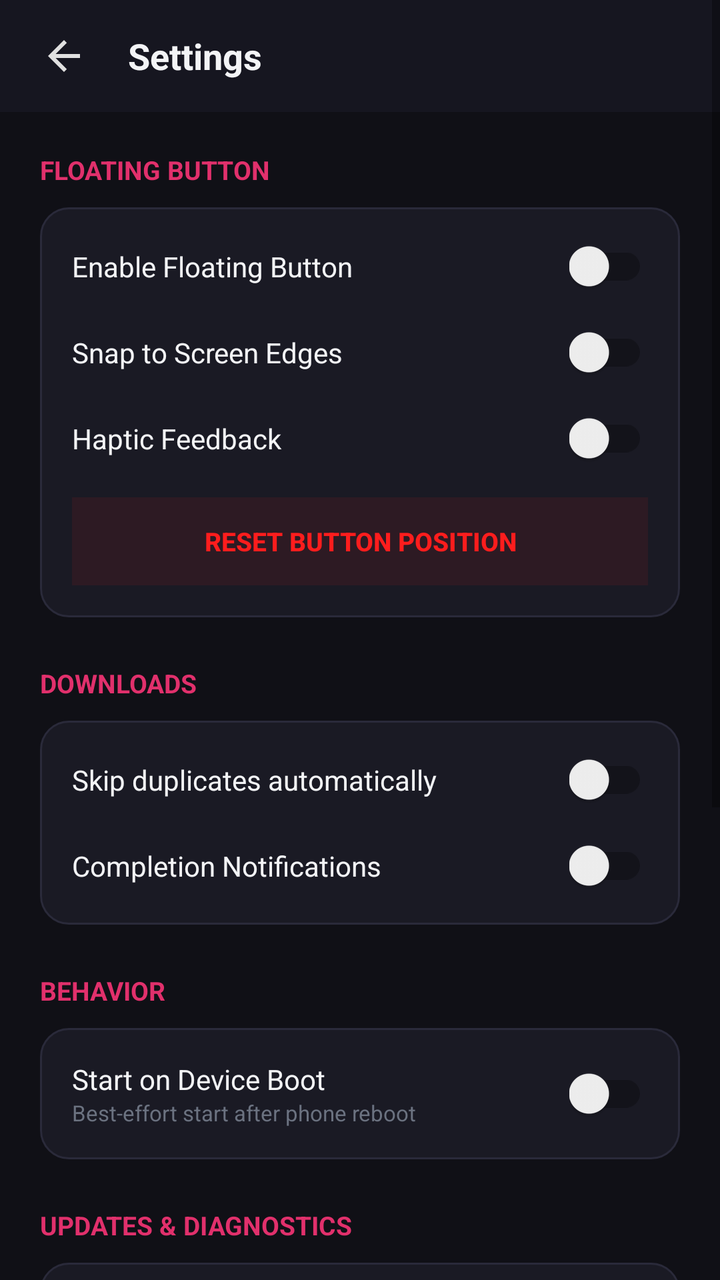
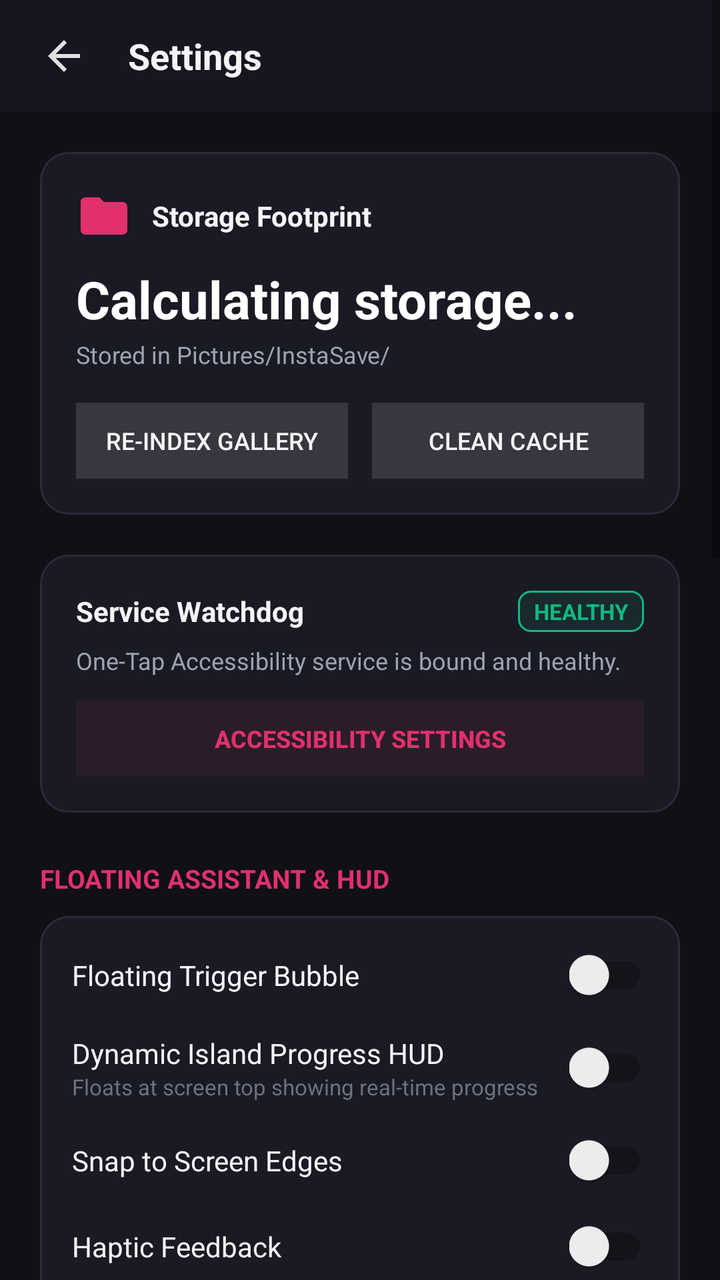

Screens rendered from an Android XML layout before and after an edit, with the pre-edit source and the edit as a unified diff.
<!-- AndroidManifest.xml: application theme Theme.InstaSave -->
<!-- res/layout/activity_settings.xml -->
<?xml version="1.0" encoding="utf-8"?>
<ScrollView xmlns:android="http://schemas.android.com/apk/res/android"
    android:id="@+id/rootSettingsLayout"
    android:layout_width="match_parent"
    android:layout_height="match_parent"
    android:background="@color/bg_dark">

    <LinearLayout
        android:layout_width="match_parent"
        android:layout_height="wrap_content"
        android:orientation="vertical">

        
        <LinearLayout
            android:id="@+id/settingsTopBar"
            android:layout_width="match_parent"
            android:layout_height="wrap_content"
            android:minHeight="56dp"
            android:orientation="horizontal"
            android:gravity="center_vertical"
            android:paddingStart="12dp"
            android:paddingEnd="16dp"
            android:background="#161620">

            <ImageButton
                android:id="@+id/btnBack"
                android:layout_width="40dp"
                android:layout_height="40dp"
                android:src="@drawable/ic_arrow_back"
                android:background="?android:attr/selectableItemBackgroundBorderless"
                android:contentDescription="Back" />

            <TextView
                android:layout_width="0dp"
                android:layout_height="wrap_content"
                android:layout_weight="1"
                android:layout_marginStart="12dp"
                android:text="@string/settings_title"
                android:textSize="18sp"
                android:textStyle="bold"
                android:textColor="@color/text_primary" />
        </LinearLayout>

        <LinearLayout
            android:layout_width="match_parent"
            android:layout_height="wrap_content"
            android:orientation="vertical"
            android:padding="20dp">

            
            <TextView
                android:layout_width="wrap_content"
                android:layout_height="wrap_content"
                android:text="@string/settings_group_floating"
                android:textSize="13sp"
                android:textStyle="bold"
                android:textColor="@color/insta_pink"
                android:textAllCaps="true"
                android:layout_marginBottom="10dp" />

            <LinearLayout
                android:layout_width="match_parent"
                android:layout_height="wrap_content"
                android:orientation="vertical"
                android:background="@drawable/card_background"
                android:padding="16dp"
                android:layout_marginBottom="24dp">

                
                <LinearLayout
                    android:layout_width="match_parent"
                    android:layout_height="wrap_content"
                    android:orientation="horizontal"
                    android:gravity="center_vertical"
                    android:layout_marginBottom="16dp">

                    <TextView
                        android:layout_width="0dp"
                        android:layout_height="wrap_content"
                        android:layout_weight="1"
                        android:text="@string/setting_button_enabled"
                        android:textSize="14sp"
                        android:textColor="@color/text_primary" />

                    <androidx.appcompat.widget.SwitchCompat
                        android:id="@+id/switchEnableButton"
                        android:layout_width="wrap_content"
                        android:layout_height="wrap_content" />
                </LinearLayout>

                
                <LinearLayout
                    android:layout_width="match_parent"
                    android:layout_height="wrap_content"
                    android:orientation="horizontal"
                    android:gravity="center_vertical"
                    android:layout_marginBottom="16dp">

                    <TextView
                        android:layout_width="0dp"
                        android:layout_height="wrap_content"
                        android:layout_weight="1"
                        android:text="@string/setting_edge_docking"
                        android:textSize="14sp"
                        android:textColor="@color/text_primary" />

                    <androidx.appcompat.widget.SwitchCompat
                        android:id="@+id/switchEdgeDocking"
                        android:layout_width="wrap_content"
                        android:layout_height="wrap_content" />
                </LinearLayout>

                
                <LinearLayout
                    android:layout_width="match_parent"
                    android:layout_height="wrap_content"
                    android:orientation="horizontal"
                    android:gravity="center_vertical"
                    android:layout_marginBottom="16dp">

                    <TextView
                        android:layout_width="0dp"
                        android:layout_height="wrap_content"
                        android:layout_weight="1"
                        android:text="@string/setting_haptic_feedback"
                        android:textSize="14sp"
                        android:textColor="@color/text_primary" />

                    <androidx.appcompat.widget.SwitchCompat
                        android:id="@+id/switchHaptics"
                        android:layout_width="wrap_content"
                        android:layout_height="wrap_content" />
                </LinearLayout>

                
                <Button
                    android:id="@+id/btnResetPosition"
                    style="@style/Widget.AppCompat.Button.Borderless"
                    android:layout_width="match_parent"
                    android:layout_height="44dp"
                    android:text="@string/setting_reset_position"
                    android:textColor="@color/insta_coral"
                    android:textSize="13sp"
                    android:textStyle="bold"
                    android:background="#15FD1D1D" />
            </LinearLayout>

            
            <TextView
                android:layout_width="wrap_content"
                android:layout_height="wrap_content"
                android:text="@string/settings_group_downloads"
                android:textSize="13sp"
                android:textStyle="bold"
                android:textColor="@color/insta_pink"
                android:textAllCaps="true"
                android:layout_marginBottom="10dp" />

            <LinearLayout
                android:layout_width="match_parent"
                android:layout_height="wrap_content"
                android:orientation="vertical"
                android:background="@drawable/card_background"
                android:padding="16dp"
                android:layout_marginBottom="24dp">

                
                <LinearLayout
                    android:layout_width="match_parent"
                    android:layout_height="wrap_content"
                    android:orientation="horizontal"
                    android:gravity="center_vertical"
                    android:layout_marginBottom="16dp">

                    <TextView
                        android:layout_width="0dp"
                        android:layout_height="wrap_content"
                        android:layout_weight="1"
                        android:text="Skip duplicates automatically"
                        android:textSize="14sp"
                        android:textColor="@color/text_primary" />

                    <androidx.appcompat.widget.SwitchCompat
                        android:id="@+id/switchSkipDuplicates"
                        android:layout_width="wrap_content"
                        android:layout_height="wrap_content" />
                </LinearLayout>

                
                <LinearLayout
                    android:layout_width="match_parent"
                    android:layout_height="wrap_content"
                    android:orientation="horizontal"
                    android:gravity="center_vertical">

                    <TextView
                        android:layout_width="0dp"
                        android:layout_height="wrap_content"
                        android:layout_weight="1"
                        android:text="@string/setting_completion_notification"
                        android:textSize="14sp"
                        android:textColor="@color/text_primary" />

                    <androidx.appcompat.widget.SwitchCompat
                        android:id="@+id/switchNotifications"
                        android:layout_width="wrap_content"
                        android:layout_height="wrap_content" />
                </LinearLayout>
            </LinearLayout>

            
            <TextView
                android:layout_width="wrap_content"
                android:layout_height="wrap_content"
                android:text="@string/settings_group_behavior"
                android:textSize="13sp"
                android:textStyle="bold"
                android:textColor="@color/insta_pink"
                android:textAllCaps="true"
                android:layout_marginBottom="10dp" />

            <LinearLayout
                android:layout_width="match_parent"
                android:layout_height="wrap_content"
                android:orientation="vertical"
                android:background="@drawable/card_background"
                android:padding="16dp"
                android:layout_marginBottom="24dp">

                
                <LinearLayout
                    android:layout_width="match_parent"
                    android:layout_height="wrap_content"
                    android:orientation="horizontal"
                    android:gravity="center_vertical">

                    <LinearLayout
                        android:layout_width="0dp"
                        android:layout_height="wrap_content"
                        android:layout_weight="1"
                        android:orientation="vertical">

                        <TextView
                            android:layout_width="wrap_content"
                            android:layout_height="wrap_content"
                            android:text="@string/setting_start_on_boot"
                            android:textSize="14sp"
                            android:textColor="@color/text_primary" />

                        <TextView
                            android:layout_width="wrap_content"
                            android:layout_height="wrap_content"
                            android:text="Best-effort start after phone reboot"
                            android:textSize="11sp"
                            android:textColor="@color/text_muted" />
                    </LinearLayout>

                    <androidx.appcompat.widget.SwitchCompat
                        android:id="@+id/switchStartOnBoot"
                        android:layout_width="wrap_content"
                        android:layout_height="wrap_content" />
                </LinearLayout>
            </LinearLayout>

            
            <TextView
                android:layout_width="wrap_content"
                android:layout_height="wrap_content"
                android:text="Updates &amp; Diagnostics"
                android:textSize="13sp"
                android:textStyle="bold"
                android:textColor="@color/insta_pink"
                android:textAllCaps="true"
                android:layout_marginBottom="10dp" />

            
            <LinearLayout
                android:id="@+id/cardCheckUpdates"
                android:layout_width="match_parent"
                android:layout_height="wrap_content"
                android:orientation="horizontal"
                android:gravity="center_vertical"
                android:background="@drawable/card_background"
                android:padding="16dp"
                android:layout_marginBottom="12dp">

                <LinearLayout
                    android:layout_width="0dp"
                    android:layout_height="wrap_content"
                    android:layout_weight="1"
                    android:orientation="vertical">

                    <TextView
                        android:layout_width="wrap_content"
                        android:layout_height="wrap_content"
                        android:text="In-App Software Updates"
                        android:textSize="14sp"
                        android:textStyle="bold"
                        android:textColor="@color/text_primary" />

                    <TextView
                        android:id="@+id/tvSettingsUpdateDesc"
                        android:layout_width="wrap_content"
                        android:layout_height="wrap_content"
                        android:text="Check for new app builds and self-update"
                        android:textSize="11sp"
                        android:textColor="@color/text_secondary"
                        android:layout_marginTop="2dp" />
                </LinearLayout>

                <Button
                    android:id="@+id/btnSettingsCheckUpdates"
                    style="@style/Widget.AppCompat.Button.Colored"
                    android:layout_width="wrap_content"
                    android:layout_height="36dp"
                    android:text="Check"
                    android:textSize="11sp"
                    android:backgroundTint="@color/insta_pink" />
            </LinearLayout>

            
            <LinearLayout
                android:id="@+id/cardDiagnosticLogs"
                android:layout_width="match_parent"
                android:layout_height="wrap_content"
                android:orientation="horizontal"
                android:gravity="center_vertical"
                android:background="@drawable/card_background"
                android:padding="16dp"
                android:layout_marginBottom="24dp">

                <LinearLayout
                    android:layout_width="0dp"
                    android:layout_height="wrap_content"
                    android:layout_weight="1"
                    android:orientation="vertical">

                    <TextView
                        android:layout_width="wrap_content"
                        android:layout_height="wrap_content"
                        android:text="Runtime Diagnostic Logs"
                        android:textSize="14sp"
                        android:textStyle="bold"
                        android:textColor="@color/text_primary" />

                    <TextView
                        android:id="@+id/tvDiagnosticLogsDesc"
                        android:layout_width="wrap_content"
                        android:layout_height="wrap_content"
                        android:text="Inspect, copy, or export in-memory logs for USB-free debugging"
                        android:textSize="11sp"
                        android:textColor="@color/text_secondary"
                        android:layout_marginTop="2dp" />
                </LinearLayout>

                <Button
                    android:id="@+id/btnViewDiagnosticLogs"
                    style="@style/Widget.AppCompat.Button.Colored"
                    android:layout_width="wrap_content"
                    android:layout_height="36dp"
                    android:text="View Logs"
                    android:textSize="11sp"
                    android:textColor="@color/white"
                    android:backgroundTint="#2D2D42" />
            </LinearLayout>

            
            <TextView
                android:layout_width="wrap_content"
                android:layout_height="wrap_content"
                android:text="@string/settings_group_about"
                android:textSize="13sp"
                android:textStyle="bold"
                android:textColor="@color/insta_pink"
                android:textAllCaps="true"
                android:layout_marginBottom="10dp" />

            <LinearLayout
                android:layout_width="match_parent"
                android:layout_height="wrap_content"
                android:orientation="vertical"
                android:background="@drawable/card_background"
                android:padding="16dp"
                android:layout_marginBottom="24dp">

                <TextView
                    android:layout_width="wrap_content"
                    android:layout_height="wrap_content"
                    android:text="@string/app_name"
                    android:textSize="16sp"
                    android:textStyle="bold"
                    android:textColor="@color/text_primary" />

                <TextView
                    android:id="@+id/tvSettingsAppVersion"
                    android:layout_width="wrap_content"
                    android:layout_height="wrap_content"
                    android:text="@string/about_version"
                    android:textSize="12sp"
                    android:textColor="@color/text_secondary"
                    android:layout_marginTop="2dp" />

                <TextView
                    android:layout_width="wrap_content"
                    android:layout_height="wrap_content"
                    android:text="@string/privacy_statement"
                    android:textSize="12sp"
                    android:textColor="@color/text_muted"
                    android:layout_marginTop="12dp" />
            </LinearLayout>

        </LinearLayout>
    </LinearLayout>
</ScrollView>
<!-- resources referenced by this layout -->
<resources>
  <color name="bg_dark">#101016</color>
  <color name="insta_coral">#FD1D1D</color>
  <color name="insta_pink">#E1306C</color>
  <color name="text_muted">#6B7280</color>
  <color name="text_primary">#F3F4F6</color>
  <color name="text_secondary">#9CA3AF</color>
  <color name="white">#FFFFFFFF</color>
  <!-- drawable card_background (drawable) -->
  <?xml version="1.0" encoding="utf-8"?>
  <shape xmlns:android="http://schemas.android.com/apk/res/android"
      android:shape="rectangle">
      <solid android:color="@color/card_bg" />
      <corners android:radius="14dp" />
      <stroke
          android:width="1dp"
          android:color="@color/card_stroke" />
  </shape>
  <!-- drawable ic_arrow_back (drawable) -->
  <?xml version="1.0" encoding="utf-8"?>
  <vector xmlns:android="http://schemas.android.com/apk/res/android"
      android:width="24dp"
      android:height="24dp"
      android:viewportWidth="24"
      android:viewportHeight="24">
      <path
          android:fillColor="#E0E0E0"
          android:pathData="M20,11H7.83l5.59,-5.59L12,4l-8,8 8,8 1.41,-1.41L7.83,13H20v-2z" />
  </vector>
  <string name="about_version">Version 1.1.8 (Build 11)</string>
  <string name="app_name">InstaSave</string>
  <string name="privacy_statement">Downloads are resolved and saved directly on your device. No account or app-owned server is required.</string>
  <string name="setting_button_enabled">Enable Floating Button</string>
  <string name="setting_completion_notification">Completion Notifications</string>
  <string name="setting_edge_docking">Snap to Screen Edges</string>
  <string name="setting_haptic_feedback">Haptic Feedback</string>
  <string name="setting_reset_position">Reset Button Position</string>
  <string name="setting_start_on_boot">Start on Device Boot</string>
  <string name="settings_group_about">About</string>
  <string name="settings_group_behavior">Behavior</string>
  <string name="settings_group_downloads">Downloads</string>
  <string name="settings_group_floating">Floating Button</string>
  <string name="settings_title">Settings</string>
  <style name="Theme.InstaSave" parent="Theme.AppCompat.DayNight.NoActionBar">
          <item name="colorPrimary">@color/insta_pink</item>
          <item name="colorPrimaryDark">#101016</item>
          <item name="colorAccent">@color/insta_coral</item>
          <item name="android:windowBackground">@color/bg_dark</item>
          <item name="android:statusBarColor">#101016</item>
          <item name="android:navigationBarColor">#101016</item>
      </style>
  <color name="card_bg">#1A1A24</color>
  <color name="card_stroke">#2A2A3A</color>
</resources>

<!-- the commit's change to res/layout/activity_settings.xml (unified diff, before → after) -->
@@ -48,10 +48,152 @@
             android:padding="20dp">
 
             
+            <LinearLayout
+                android:layout_width="match_parent"
+                android:layout_height="wrap_content"
+                android:orientation="vertical"
+                android:background="@drawable/card_background"
+                android:padding="18dp"
+                android:layout_marginBottom="20dp">
+
+                <LinearLayout
+                    android:layout_width="match_parent"
+                    android:layout_height="wrap_content"
+                    android:orientation="horizontal"
+                    android:gravity="center_vertical">
+
+                    <ImageView
+                        android:layout_width="28dp"
+                        android:layout_height="28dp"
+                        android:src="@drawable/ic_folder"
+                        android:tint="@color/insta_pink"
+                        android:contentDescription="Storage" />
+
+                    <TextView
+                        android:layout_width="wrap_content"
+                        android:layout_height="wrap_content"
+                        android:layout_marginStart="10dp"
+                        android:text="Storage Footprint"
+                        android:textSize="14sp"
+                        android:textStyle="bold"
+                        android:textColor="@color/text_primary" />
+                </LinearLayout>
+
+                <TextView
+                    android:id="@+id/tvSettingsStorageTotal"
+                    android:layout_width="wrap_content"
+                    android:layout_height="wrap_content"
+                    android:text="Calculating storage..."
+                    android:textSize="26sp"
+                    android:textStyle="bold"
+                    android:textColor="@color/white"
+                    android:layout_marginTop="10dp" />
+
+                <TextView
+                    android:id="@+id/tvSettingsStorageSubtitle"
+                    android:layout_width="wrap_content"
+                    android:layout_height="wrap_content"
+                    android:text="Stored in Pictures/InstaSave/"
+                    android:textSize="12sp"
+                    android:textColor="@color/text_secondary"
+                    android:layout_marginTop="2dp" />
+
+                <LinearLayout
+                    android:layout_width="match_parent"
+                    android:layout_height="wrap_content"
+                    android:orientation="horizontal"
+                    android:layout_marginTop="16dp">
+
+                    <Button
+                        android:id="@+id/btnSettingsReconcile"
+                        style="@style/Widget.AppCompat.Button.Borderless"
+                        android:layout_width="0dp"
+                        android:layout_height="38dp"
+                        android:layout_weight="1"
+                        android:background="#20FFFFFF"
+                        android:text="Re-index Gallery"
+                        android:textColor="@color/text_primary"
+                        android:textSize="12sp"
+                        android:layout_marginEnd="6dp" />
+
+                    <Button
+                        android:id="@+id/btnSettingsClearCache"
+                        style="@style/Widget.AppCompat.Button.Borderless"
+                        android:layout_width="0dp"
+                        android:layout_height="38dp"
+                        android:layout_weight="1"
+                        android:background="#20FFFFFF"
+                        android:text="Clean Cache"
+                        android:textColor="@color/text_primary"
+                        android:textSize="12sp"
+                        android:layout_marginStart="6dp" />
+                </LinearLayout>
+            </LinearLayout>
+
+            
+            <LinearLayout
+                android:layout_width="match_parent"
+                android:layout_height="wrap_content"
+                android:orientation="vertical"
+                android:background="@drawable/card_background"
+                android:padding="18dp"
+                android:layout_marginBottom="24dp">
+
+                <LinearLayout
+                    android:layout_width="match_parent"
+                    android:layout_height="wrap_content"
+                    android:orientation="horizontal"
+                    android:gravity="center_vertical">
+
+                    <TextView
+                        android:layout_width="0dp"
+                        android:layout_height="wrap_content"
+                        android:layout_weight="1"
+                        android:text="Service Watchdog"
+                        android:textSize="14sp"
+                        android:textStyle="bold"
+                        android:textColor="@color/text_primary" />
+
+                    <TextView
+                        android:id="@+id/tvWatchdogStatusBadge"
+                        android:layout_width="wrap_content"
+                        android:layout_height="wrap_content"
+                        android:background="@drawable/badge_status_downloaded"
+                        android:paddingHorizontal="8dp"
+                        android:paddingVertical="3dp"
+                        android:text="HEALTHY"
+                        android:textSize="11sp"
+                        android:textStyle="bold"
+                        android:textColor="@color/status_green" />
+                </LinearLayout>
+
+                <TextView
+                    android:id="@+id/tvWatchdogDetails"
+                    android:layout_width="wrap_content"
+                    android:layout_height="wrap_content"
+                    android:text="One-Tap Accessibility service is bound and healthy."
+                    android:textSize="12sp"
+                    android:textColor="@color/text_secondary"
+                    android:layout_marginTop="6dp" />
+
+                <Button
+                    android:id="@+id/btnWatchdogFixAction"
+                    style="@style/Widget.AppCompat.Button.Borderless"
+                    android:layout_width="match_parent"
+                    android:layout_height="38dp"
+                    android:background="#15E1306C"
+                    android:text="Accessibility Settings"
+                    android:textColor="@color/insta_pink"
+                    android:textSize="12sp"
+                    android:textStyle="bold"
+                    android:layout_marginTop="12dp" />
+            </LinearLayout>
+
+            
             <TextView
                 android:layout_width="wrap_content"
                 android:layout_height="wrap_content"
-                android:text="@string/settings_group_floating"
+                android:text="Floating Assistant &amp; HUD"
                 android:textSize="13sp"
                 android:textStyle="bold"
                 android:textColor="@color/insta_pink"
@@ -78,12 +220,47 @@
                         android:layout_width="0dp"
                         android:layout_height="wrap_content"
                         android:layout_weight="1"
-                        android:text="@string/setting_button_enabled"
+                        android:text="Floating Trigger Bubble"
                         android:textSize="14sp"
                         android:textColor="@color/text_primary" />
 
                     <androidx.appcompat.widget.SwitchCompat
                         android:id="@+id/switchEnableButton"
+                        android:layout_width="wrap_content"
+                        android:layout_height="wrap_content" />
+                </LinearLayout>
+
+                
+                <LinearLayout
+                    android:layout_width="match_parent"
+                    android:layout_height="wrap_content"
+                    android:orientation="horizontal"
+                    android:gravity="center_vertical"
+                    android:layout_marginBottom="16dp">
+
+                    <LinearLayout
+                        android:layout_width="0dp"
+                        android:layout_height="wrap_content"
+                        android:layout_weight="1"
+                        android:orientation="vertical">
+
+                        <TextView
+                            android:layout_width="wrap_content"
+                            android:layout_height="wrap_content"
+                            android:text="Dynamic Island Progress HUD"
+                            android:textSize="14sp"
+                            android:textColor="@color/text_primary" />
+
+                        <TextView
+                            android:layout_width="wrap_content"
+                            android:layout_height="wrap_content"
+                            android:text="Floats at screen top showing real-time progress"
+                            android:textSize="11sp"
+                            android:textColor="@color/text_muted" />
+                    </LinearLayout>
+
+                    <androidx.appcompat.widget.SwitchCompat
+                        android:id="@+id/switchEnableHud"
                         android:layout_width="wrap_content"
                         android:layout_height="wrap_content" />
                 </LinearLayout>
@@ -149,7 +326,7 @@
             <TextView
                 android:layout_width="wrap_content"
                 android:layout_height="wrap_content"
-                android:text="@string/settings_group_downloads"
+                android:text="Downloads &amp; Media"
                 android:textSize="13sp"
                 android:textStyle="bold"
                 android:textColor="@color/insta_pink"
@@ -163,6 +340,41 @@
                 android:background="@drawable/card_background"
                 android:padding="16dp"
                 android:layout_marginBottom="24dp">
+
+                
+                <LinearLayout
+                    android:layout_width="match_parent"
+                    android:layout_height="wrap_content"
+                    android:orientation="horizontal"
+                    android:gravity="center_vertical"
+                    android:layout_marginBottom="16dp">
+
+                    <LinearLayout
+                        android:layout_width="0dp"
+                        android:layout_height="wrap_content"
+                        android:layout_weight="1"
+                        android:orientation="vertical">
+
+                        <TextView
+                            android:layout_width="wrap_content"
+                            android:layout_height="wrap_content"
+                            android:text="Extract Reel Audio (.m4a)"
+                            android:textSize="14sp"
+                            android:textColor="@color/text_primary" />
+
+                        <TextView
+                            android:layout_width="wrap_content"
+                            android:layout_height="wrap_content"
+                            android:text="Losslessly demuxes background audio into Music/"
+                            android:textSize="11sp"
+                            android:textColor="@color/text_muted" />
+                    </LinearLayout>
+
+                    <androidx.appcompat.widget.SwitchCompat
+                        android:id="@+id/switchAudioExtraction"
+                        android:layout_width="wrap_content"
+                        android:layout_height="wrap_content" />
+                </LinearLayout>
 
                 
                 <LinearLayout
<!-- resource entries referenced after the edit -->
@@ -3,10 +3,21 @@
   <color name="bg_dark">#101016</color>
   <color name="insta_coral">#FD1D1D</color>
   <color name="insta_pink">#E1306C</color>
+  <color name="status_green">#10B981</color>
   <color name="text_muted">#6B7280</color>
   <color name="text_primary">#F3F4F6</color>
   <color name="text_secondary">#9CA3AF</color>
   <color name="white">#FFFFFFFF</color>
+  <!-- drawable badge_status_downloaded (drawable) -->
+  <?xml version="1.0" encoding="utf-8"?>
+  <shape xmlns:android="http://schemas.android.com/apk/res/android"
+      android:shape="rectangle">
+      <solid android:color="@color/status_green_bg" />
+      <corners android:radius="6dp" />
+      <stroke
+          android:width="1dp"
+          android:color="@color/status_green" />
+  </shape>
   <!-- drawable card_background (drawable) -->
   <?xml version="1.0" encoding="utf-8"?>
   <shape xmlns:android="http://schemas.android.com/apk/res/android"
@@ -28,10 +39,19 @@
           android:fillColor="#E0E0E0"
           android:pathData="M20,11H7.83l5.59,-5.59L12,4l-8,8 8,8 1.41,-1.41L7.83,13H20v-2z" />
   </vector>
-  <string name="about_version">Version 1.1.8 (Build 11)</string>
+  <!-- drawable ic_folder (drawable) -->
+  <vector xmlns:android="http://schemas.android.com/apk/res/android"
+      android:width="24dp"
+      android:height="24dp"
+      android:viewportWidth="24"
+      android:viewportHeight="24">
+      <path
+          android:fillColor="#FFFFFFFF"
+          android:pathData="M10,4H4c-1.1,0 -1.99,0.9 -1.99,2L2,18c0,1.1 0.9,2 2,2h16c1.1,0 2,-0.9 2,-2V8c0,-1.1 -0.9,-2 -2,-2h-8l-2,-2z" />
+  </vector>
+  <string name="about_version">Version 1.2.0 (Build 12)</string>
   <string name="app_name">InstaSave</string>
   <string name="privacy_statement">Downloads are resolved and saved directly on your device. No account or app-owned server is required.</string>
-  <string name="setting_button_enabled">Enable Floating Button</string>
   <string name="setting_completion_notification">Completion Notifications</string>
   <string name="setting_edge_docking">Snap to Screen Edges</string>
   <string name="setting_haptic_feedback">Haptic Feedback</string>
@@ -39,8 +59,6 @@
   <string name="setting_start_on_boot">Start on Device Boot</string>
   <string name="settings_group_about">About</string>
   <string name="settings_group_behavior">Behavior</string>
-  <string name="settings_group_downloads">Downloads</string>
-  <string name="settings_group_floating">Floating Button</string>
   <string name="settings_title">Settings</string>
   <style name="Theme.InstaSave" parent="Theme.AppCompat.DayNight.NoActionBar">
           <item name="colorPrimary">@color/insta_pink</item>
@@ -50,6 +68,7 @@
           <item name="android:statusBarColor">#101016</item>
           <item name="android:navigationBarColor">#101016</item>
       </style>
+  <color name="status_green_bg">#1A10B981</color>
   <color name="card_bg">#1A1A24</color>
   <color name="card_stroke">#2A2A3A</color>
 </resources>
